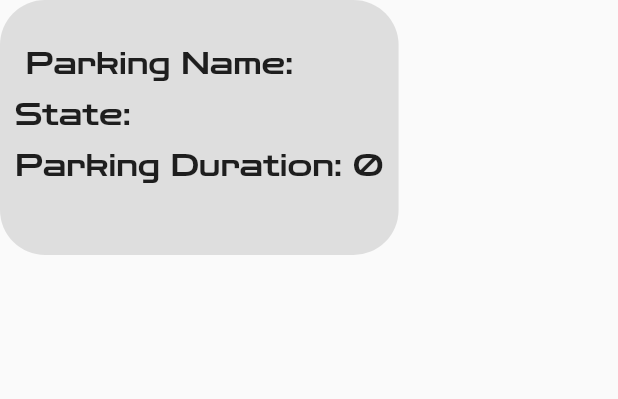
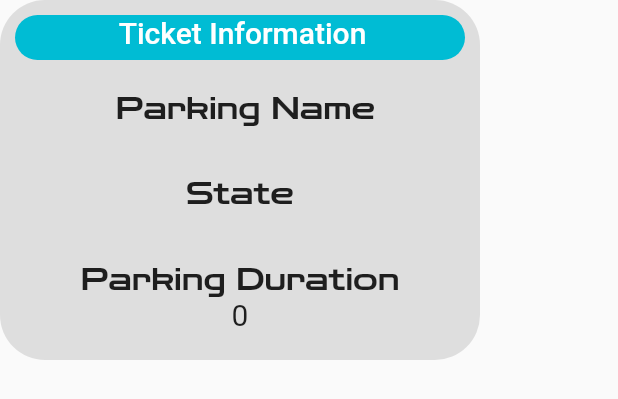
Before and after one commit to ElgebalyMo2000/Parking_App, a Flutter app: what buildTicketItem() shows on an empty page, opened directly with empty values, on a phone screen of 412 x 824 dp. Shown: the top 399 px of the screen. Run offline on Flutter 3.47's test engine with Material 2 defaults, Android fonts, the phone set to English and light mode, and no system bars; our stand-ins replace animated_splash_screen, bloc, conditional_builder_null_safety, dio, flutter_bloc, fluttertoast and 4 more; missing offline and left inert: countdown_progress_indicator; accounts and stored records are empty; network calls fail.

Commit message:
added last changes

```diff
--- a/lib/Layout/parkinglayout.dart
+++ b/lib/Layout/parkinglayout.dart
@@ -31,7 +31,7 @@ class ParkingLayout extends StatelessWidget {
               BottomNavigationBarItem(icon: Icon(Icons.home), label: 'Home'),
               BottomNavigationBarItem(
                   icon: Icon(
-                    Icons.add_call,
+                    Icons.book_outlined,
                   ),
                   label: 'Booking'),
               BottomNavigationBarItem(
--- a/lib/modules/NewBooking/bookBarkingDetails.dart
+++ b/lib/modules/NewBooking/bookBarkingDetails.dart
@@ -66,6 +66,12 @@ class bookParking extends StatelessWidget {
               child: Column(
                 mainAxisAlignment: MainAxisAlignment.center,
                 children: [
+                  Text(' How long are you going to park?',
+                      style: TextStyle(
+                        fontWeight: FontWeight.w500,
+                        fontSize: 20.0,
+                      )),
+                  SizedBox(height: 20.0),
                   defaultTextFormField(
                       Type: TextInputType.number,
                       controller: durationController,
--- a/lib/modules/booking/booking.dart
+++ b/lib/modules/booking/booking.dart
@@ -17,51 +17,96 @@ class BookingScreen extends StatelessWidget {
         builder: (context, state) {
           var reserve = AppLoginCubit.get(context).reservations;
           print(reserve.length);
-          return (reserve.isNotEmpty)
-              ? ListView.separated(
+          return (reserve.isNotEmpty) ? ListView.separated(
                   itemBuilder: (context, index) =>
                       buildTicketItem(reserve[index], context),
-                  separatorBuilder: (context, index) => SizedBox(height: 20.0),
+                  separatorBuilder: (context, index) => SizedBox(height: 15.0),
                   itemCount: reserve.length,
-                )
-              : Scaffold();
+                ) : Scaffold(
+            body: Center(
+              child: Column(
+                mainAxisAlignment: MainAxisAlignment.center,
+                //crossAxisAlignment: CrossAxisAlignment.end,
+                children: [
+                  Text(' There are no tickets, yet',
+                      style: TextStyle(
+                        fontWeight: FontWeight.bold,
+                        fontSize: 20.0,
+                      )),
+                ],
+              ),
+            ),
+          );
         });
   }
 }
 
 Widget buildTicketItem(Map model, context) => Container(
-      height: 170.0,
+      height: 240.0,
       decoration: BoxDecoration(
           borderRadius: BorderRadius.circular(30.0),
           color: Colors.grey.withOpacity(.3)),
       child: Padding(
         padding: const EdgeInsets.all(10.0),
         child: Column(
-          crossAxisAlignment: CrossAxisAlignment.start,
+          crossAxisAlignment: CrossAxisAlignment.center,
           children: [
+            Container(
+              decoration: BoxDecoration(
+                color: Colors.cyan,
+                borderRadius: BorderRadius.circular(50.0),
+              ),
+              width: 300.0,
+              height: 30.0,
+              child: Text('              Ticket Information',
+                  style: TextStyle(
+                    fontWeight: FontWeight.w500,
+                    fontSize: 20.0,
+                    color: Colors.white
+                  )),
+            ),
             SizedBox(
               height: 20.0,
             ),
-            Text(' Parking Name: ${model['lot_name']}',
+            Text(' Parking Name',
                 style: TextStyle(
                   fontWeight: FontWeight.w500,
                   fontSize: 20.0,
                   fontFamily: 'ZenDots',
                 )),
+            Text('${model['lot_name']}',
+                  style: TextStyle(
+                fontWeight: FontWeight.w400,
+                fontSize: 20.0,
+              )
+              ),
             SizedBox(height: 10.0),
-            Text('State: ${model['state']}',
+            Text('State',
                 style: TextStyle(
                   fontWeight: FontWeight.w500,
                   fontSize: 20.0,
                   fontFamily: 'ZenDots',
                 )),
+             Text('${model['state']}',
+                  style: TextStyle(
+                    fontWeight: FontWeight.w400,
+                    fontSize: 20.0,
+                  )
+              ),
             SizedBox(height: 10.0),
-            Text('Parking Duration: ${model['duration']}',
+            Text('Parking Duration',
                 style: TextStyle(
                   fontWeight: FontWeight.w500,
                   fontSize: 20.0,
                   fontFamily: 'ZenDots',
-                )),
+                )
+            ),
+            Text('${model['duration']}',
+                style: TextStyle(
+                  fontWeight: FontWeight.w400,
+                  fontSize: 20.0,
+                )
+            ),
           ],
         ),
       ),
--- a/lib/modules/loginScreen/cubit/cubit.dart
+++ b/lib/modules/loginScreen/cubit/cubit.dart
@@ -57,7 +57,7 @@ class AppLoginCubit extends Cubit<AppLoginStates> {
       url: RESERVATIONS,
       token: CacheHelper.getData(key: 'token'),
     ).then((value) {
-      if(value != null) {
+      if(value != []) {
         value.data.forEach((element) {
           Map<String, dynamic> mergedMap = {};
           for (var map in value.data) {
--- a/lib/modules/loginScreen/splashScreen.dart
+++ b/lib/modules/loginScreen/splashScreen.dart
@@ -27,6 +27,7 @@ class splashScreen extends StatelessWidget {
         splashIconSize: 250.0,
         splashTransition: SplashTransition.fadeTransition,
         pageTransitionType: PageTransitionType.bottomToTop,
-        nextScreen: ManagerHomeLayout());
+        nextScreen: LoginScreen()
+    );
   }
 }
--- a/lib/shared/cubit/cubit.dart
+++ b/lib/shared/cubit/cubit.dart
@@ -37,7 +37,7 @@ class AppCubit extends Cubit<AppStates> {
 
   List<String> titles = [
     'Select Parking Lot',
-    'Parking Ticket',
+    'Parking Tickets',
     'Profile',
   ];
 
```
Also changed, not shown: lib/modules/profile/profileScreen.dart (+8 -8 lines).
